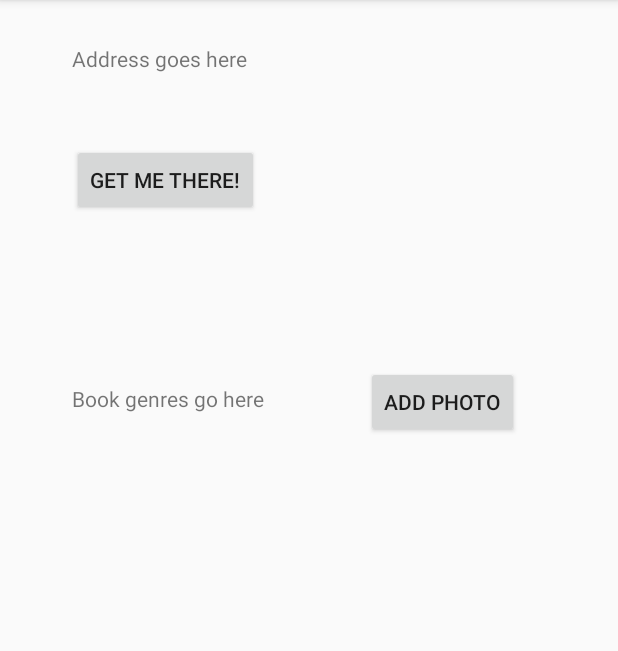
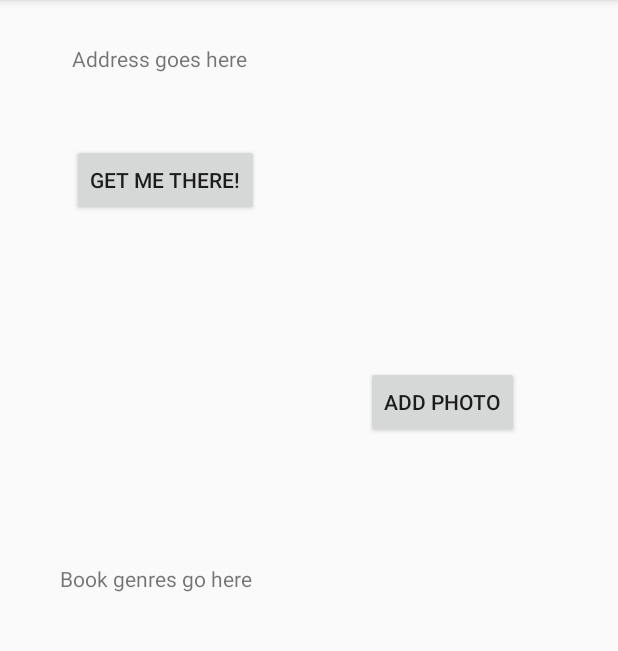
Before and after one commit to Corb3t/Little-Library-Android-Project, an Android app: the LibraryActivity screen opened directly, with no data from a screen before it, on a phone screen of 412 x 824 dp, the part 84-735 px from its top. Run offline under Robolectric (Android 15) with nearby library versions, the phone set to English and light mode, and no system bars.

Commit message:
Merge remote-tracking branch 'origin/master'
# Conflicts:
#	app/src/main/java/com/example/littlelibraryproject/LibraryActivity.java
#	app/src/main/res/layout/activity_library.xml

```diff
--- a/app/src/main/res/layout/activity_library.xml
+++ b/app/src/main/res/layout/activity_library.xml
@@ -20,11 +20,11 @@
         android:id="@+id/textView"
         android:layout_width="142dp"
         android:layout_height="50dp"
-        android:layout_marginStart="48dp"
-        android:layout_marginTop="52dp"
+        android:layout_marginStart="40dp"
+        android:layout_marginTop="376dp"
         android:text="Book genres go here"
         app:layout_constraintStart_toStartOf="parent"
-        app:layout_constraintTop_toBottomOf="@+id/imageView2" />
+        app:layout_constraintTop_toTopOf="parent" />
 
     <ImageView
         android:id="@+id/imageView2"
```
